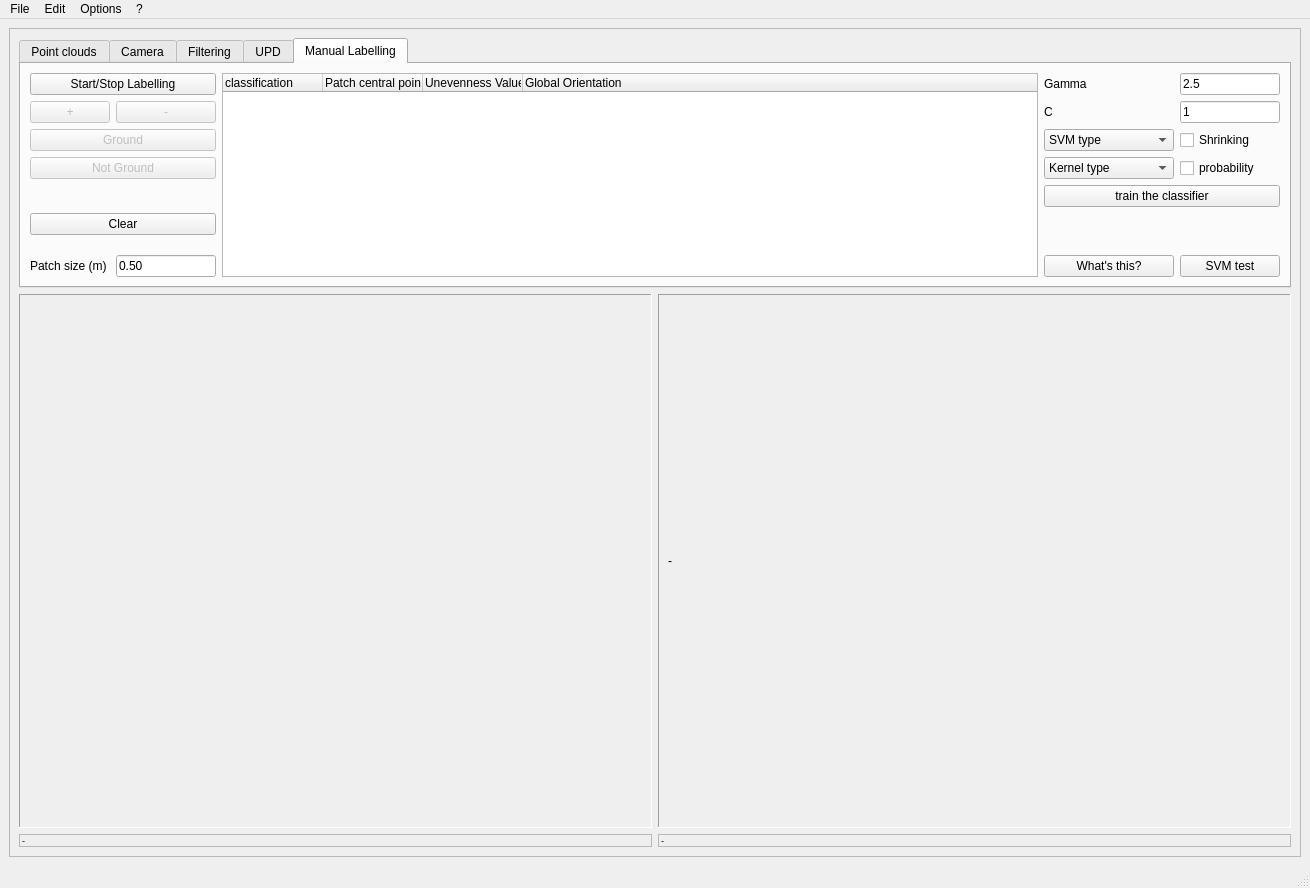
Old version of the form apps/upd_DEMO/PCL_upd_DEMO.ui in the repository bellonemauro/OpenTraversability.
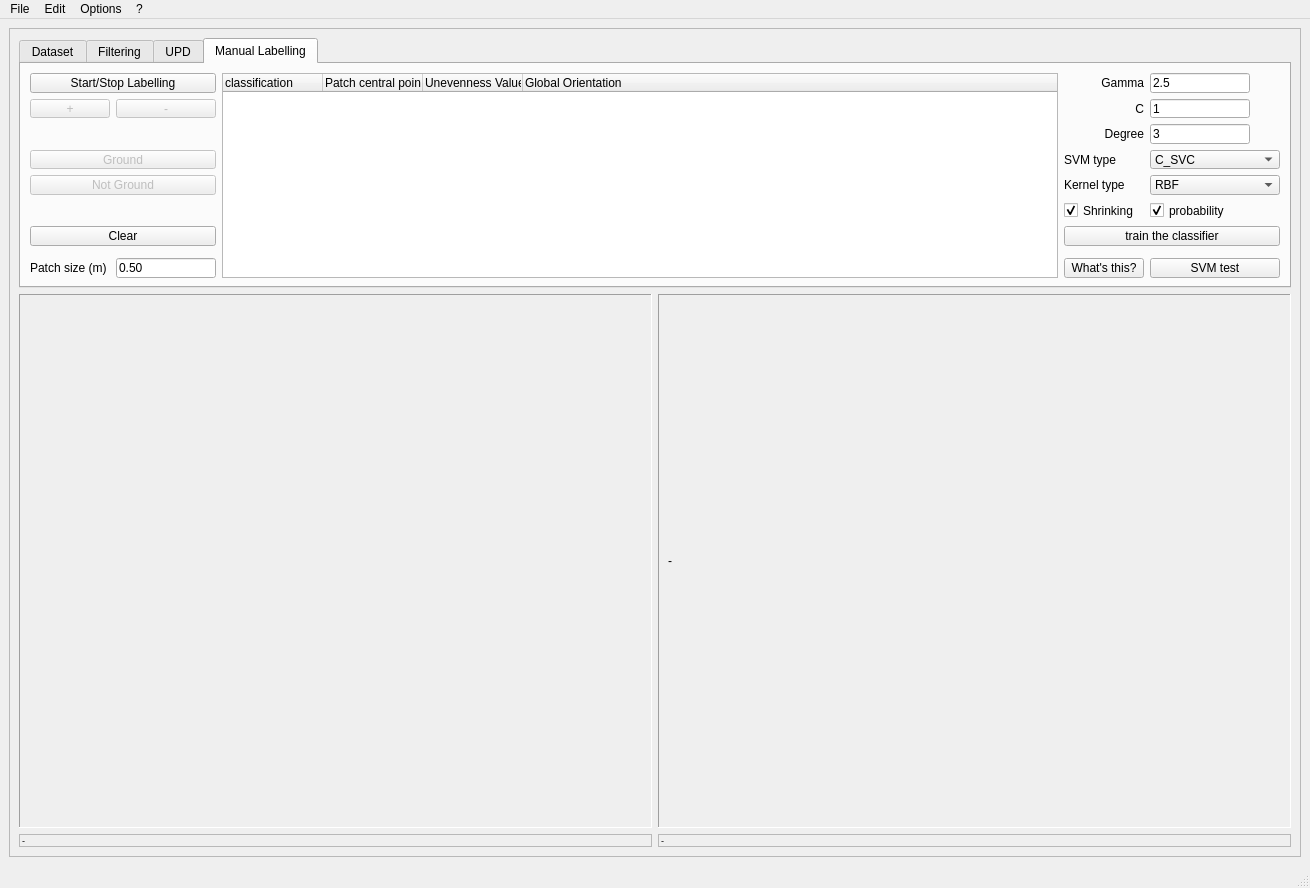
New version of the form. Icons and pictures are not drawn. Custom widgets are drawn as their Qt base class.

```diff
--- a/apps/upd_DEMO/PCL_upd_DEMO.ui
+++ b/apps/upd_DEMO/PCL_upd_DEMO.ui
@@ -165,28 +165,28 @@
              </size>
             </property>
             <property name="currentIndex">
-             <number>4</number>
+             <number>3</number>
             </property>
             <widget class="QWidget" name="PointClouds">
              <attribute name="title">
-              <string>Point clouds</string>
+              <string>Dataset</string>
              </attribute>
-             <layout class="QVBoxLayout" name="verticalLayout_4">
-              <item>
+             <layout class="QGridLayout" name="gridLayout_8">
+              <item row="1" column="1">
+               <widget class="QListWidget" name="listWidget_imageNames">
+                <property name="maximumSize">
+                 <size>
+                  <width>16777215</width>
+                  <height>16777215</height>
+                 </size>
+                </property>
+               </widget>
+              </item>
+              <item row="1" column="0">
                <widget class="QListWidget" name="listWidget_pcdNames"/>
               </item>
              </layout>
             </widget>
-            <widget class="QWidget" name="CameraImages">
-             <attribute name="title">
-              <string>Camera</string>
-             </attribute>
-             <layout class="QVBoxLayout" name="verticalLayout_5">
-              <item>
-               <widget class="QListWidget" name="listWidget_imageNames"/>
-              </item>
-             </layout>
-            </widget>
             <widget class="QWidget" name="Filtering">
              <attribute name="title">
               <string>Filtering</string>
@@ -559,6 +559,9 @@
                    <property name="text">
                     <string>z  [m]</string>
                    </property>
+                   <property name="alignment">
+                    <set>Qt::AlignRight|Qt::AlignTrailing|Qt::AlignVCenter</set>
+                   </property>
                   </widget>
                  </item>
                  <item row="0" column="2">
@@ -581,6 +584,9 @@
                    <property name="text">
                     <string>y  [m]</string>
                    </property>
+                   <property name="alignment">
+                    <set>Qt::AlignRight|Qt::AlignTrailing|Qt::AlignVCenter</set>
+                   </property>
                   </widget>
                  </item>
                  <item row="0" column="0" colspan="2">
@@ -624,6 +630,9 @@
                    <property name="text">
                     <string>x  [m]</string>
                    </property>
+                   <property name="alignment">
+                    <set>Qt::AlignRight|Qt::AlignTrailing|Qt::AlignVCenter</set>
+                   </property>
                   </widget>
                  </item>
                  <item row="3" column="2">
@@ -639,6 +648,9 @@
                    <property name="text">
                     <string>yaw  [deg]</string>
                    </property>
+                   <property name="alignment">
+                    <set>Qt::AlignRight|Qt::AlignTrailing|Qt::AlignVCenter</set>
+                   </property>
                   </widget>
                  </item>
                  <item row="2" column="4">
@@ -661,6 +673,9 @@
                    <property name="text">
                     <string>pitch [deg]</string>
                    </property>
+                   <property name="alignment">
+                    <set>Qt::AlignRight|Qt::AlignTrailing|Qt::AlignVCenter</set>
+                   </property>
                   </widget>
                  </item>
                  <item row="0" column="4">
@@ -683,6 +698,9 @@
                    <property name="text">
                     <string>roll  [deg]</string>
                    </property>
+                   <property name="alignment">
+                    <set>Qt::AlignRight|Qt::AlignTrailing|Qt::AlignVCenter</set>
+                   </property>
                   </widget>
                  </item>
                  <item row="3" column="4">
@@ -1079,7 +1097,7 @@
               <string>Manual Labelling</string>
              </attribute>
              <layout class="QGridLayout" name="gridLayout_3">
-              <item row="3" column="0" colspan="2">
+              <item row="4" column="0" colspan="2">
                <widget class="QPushButton" name="pushButton_notGround">
                 <property name="enabled">
                  <bool>false</bool>
@@ -1089,7 +1107,7 @@
                 </property>
                </widget>
               </item>
-              <item row="7" column="0">
+              <item row="8" column="0">
                <widget class="QLabel" name="label">
                 <property name="text">
                  <string>Patch size (m)</string>
@@ -1116,7 +1134,7 @@
                 </property>
                </widget>
               </item>
-              <item row="2" column="0" colspan="2">
+              <item row="3" column="0" colspan="2">
                <widget class="QPushButton" name="pushButton_ground">
                 <property name="enabled">
                  <bool>false</bool>
@@ -1126,14 +1144,21 @@
                 </property>
                </widget>
               </item>
-              <item row="7" column="4">
+              <item row="8" column="4">
                <widget class="QPushButton" name="pushButton_classify">
                 <property name="text">
                  <string>What's this?</string>
                 </property>
                </widget>
               </item>
-              <item row="5" column="0" colspan="2">
+              <item row="0" column="0" colspan="2">
+               <widget class="QPushButton" name="pushButton_start_stopLabelling">
+                <property name="text">
+                 <string>Start/Stop Labelling</string>
+                </property>
+               </widget>
+              </item>
+              <item row="6" column="0" colspan="2">
                <widget class="QPushButton" name="pushButton_clearLabelling">
                 <property name="enabled">
                  <bool>true</bool>
@@ -1143,7 +1168,7 @@
                 </property>
                </widget>
               </item>
-              <item row="0" column="3" rowspan="8">
+              <item row="0" column="3" rowspan="9">
                <widget class="QTreeWidget" name="treeWidget_classification">
                 <column>
                  <property name="text">
@@ -1167,37 +1192,23 @@
                 </column>
                </widget>
               </item>
-              <item row="0" column="0" colspan="2">
-               <widget class="QPushButton" name="pushButton_start_stopLabelling">
-                <property name="text">
-                 <string>Start/Stop Labelling</string>
-                </property>
-               </widget>
-              </item>
-              <item row="7" column="1">
-               <widget class="QLineEdit" name="lineEdit_patchSize">
-                <property name="maximumSize">
-                 <size>
-                  <width>100</width>
-                  <height>16777215</height>
-                 </size>
-                </property>
-                <property name="text">
-                 <string>0.50</string>
-                </property>
-               </widget>
-              </item>
-              <item row="7" column="5">
+              <item row="8" column="5">
                <widget class="QPushButton" name="pushButton_smvTest">
                 <property name="text">
                  <string>SVM test</string>
                 </property>
                </widget>
               </item>
-              <item row="4" column="4" colspan="2">
-               <widget class="QPushButton" name="pushButton_train">
+              <item row="8" column="1">
+               <widget class="QLineEdit" name="lineEdit_patchSize">
+                <property name="maximumSize">
+                 <size>
+                  <width>100</width>
+                  <height>16777215</height>
+                 </size>
+                </property>
                 <property name="text">
-                 <string>train the classifier</string>
+                 <string>0.50</string>
                 </property>
                </widget>
               </item>
@@ -1206,6 +1217,9 @@
                 <property name="text">
                  <string>Gamma</string>
                 </property>
+                <property name="alignment">
+                 <set>Qt::AlignRight|Qt::AlignTrailing|Qt::AlignVCenter</set>
+                </property>
                </widget>
               </item>
               <item row="0" column="5">
@@ -1221,41 +1235,80 @@
                 </property>
                </widget>
               </item>
-              <item row="1" column="5">
-               <widget class="QLineEdit" name="lineEdit_SVMc">
-                <property name="maximumSize">
-                 <size>
-                  <width>100</width>
-                  <height>16777215</height>
-                 </size>
-                </property>
-                <property name="text">
-                 <string>1</string>
-                </property>
-               </widget>
-              </item>
               <item row="1" column="4">
                <widget class="QLabel" name="label_5">
                 <property name="text">
                  <string>C</string>
                 </property>
+                <property name="alignment">
+                 <set>Qt::AlignRight|Qt::AlignTrailing|Qt::AlignVCenter</set>
+                </property>
+               </widget>
+              </item>
+              <item row="1" column="5">
+               <widget class="QLineEdit" name="lineEdit_SVMc">
+                <property name="maximumSize">
+                 <size>
+                  <width>100</width>
+                  <height>16777215</height>
+                 </size>
+                </property>
+                <property name="text">
+                 <string>1</string>
+                </property>
                </widget>
               </item>
               <item row="2" column="5">
-               <widget class="QCheckBox" name="checkBox_Shrinking">
+               <widget class="QLineEdit" name="lineEdit_SVMdegree">
+                <property name="maximumSize">
+                 <size>
+                  <width>100</width>
+                  <height>16777215</height>
+                 </size>
+                </property>
                 <property name="text">
-                 <string>Shrinking</string>
+                 <string>3</string>
                 </property>
                </widget>
               </item>
-              <item row="3" column="5">
+              <item row="2" column="4">
+               <widget class="QLabel" name="label_31">
+                <property name="text">
+                 <string>Degree</string>
+                </property>
+                <property name="alignment">
+                 <set>Qt::AlignRight|Qt::AlignTrailing|Qt::AlignVCenter</set>
+                </property>
+               </widget>
+              </item>
+              <item row="6" column="4" colspan="2">
+               <widget class="QPushButton" name="pushButton_train">
+                <property name="text">
+                 <string>train the classifier</string>
+                </property>
+               </widget>
+              </item>
+              <item row="5" column="5">
                <widget class="QCheckBox" name="checkBox_probability">
                 <property name="text">
                  <string>probability</string>
                 </property>
+                <property name="checked">
+                 <bool>true</bool>
+                </property>
                </widget>
               </item>
-              <item row="3" column="4">
+              <item row="5" column="4">
+               <widget class="QCheckBox" name="checkBox_Shrinking">
+                <property name="text">
+                 <string>Shrinking</string>
+                </property>
+                <property name="checked">
+                 <bool>true</bool>
+                </property>
+               </widget>
+              </item>
+              <item row="4" column="5">
                <widget class="QComboBox" name="comboBox_svmKernelType">
                 <property name="minimumSize">
                  <size>
@@ -1263,11 +1316,9 @@
                   <height>0</height>
                  </size>
                 </property>
-                <item>
-                 <property name="text">
-                  <string>Kernel type</string>
-                 </property>
-                </item>
+                <property name="currentIndex">
+                 <number>2</number>
+                </property>
                 <item>
                  <property name="text">
                   <string>LINEAR</string>
@@ -1295,13 +1346,8 @@
                 </item>
                </widget>
               </item>
-              <item row="2" column="4">
+              <item row="3" column="5">
                <widget class="QComboBox" name="comboBox_SVMtype">
-                <item>
-                 <property name="text">
-                  <string>SVM type</string>
-                 </property>
-                </item>
                 <item>
                  <property name="text">
                   <string>C_SVC</string>
@@ -1329,6 +1375,20 @@
                 </item>
                </widget>
               </item>
+              <item row="3" column="4">
+               <widget class="QLabel" name="label_32">
+                <property name="text">
+                 <string>SVM type</string>
+                </property>
+               </widget>
+              </item>
+              <item row="4" column="4">
+               <widget class="QLabel" name="label_33">
+                <property name="text">
+                 <string>Kernel type</string>
+                </property>
+               </widget>
+              </item>
              </layout>
             </widget>
            </widget>
@@ -1367,7 +1427,10 @@
      <addaction name="actionImages_Folder"/>
      <addaction name="separator"/>
      <addaction name="actionLoad_classifier_model"/>
+     <addaction name="actionLoad_parameters"/>
      <addaction name="actionLoad_training_data"/>
+     <addaction name="actionLoad_training_problem"/>
+     <addaction name="actionLoad_classification_problem"/>
     </widget>
     <widget class="QMenu" name="menuSave">
      <property name="title">
@@ -1379,6 +1442,8 @@
      <addaction name="separator"/>
      <addaction name="actionSave_training_set"/>
      <addaction name="actionSave_classifier_model"/>
+     <addaction name="actionSave_training_problem"/>
+     <addaction name="actionSave_parameters"/>
     </widget>
     <addaction name="menuOpen"/>
     <addaction name="menuSave"/>
@@ -1535,6 +1600,31 @@
     <string>Load training data</string>
    </property>
   </action>
+  <action name="actionSave_training_problem">
+   <property name="text">
+    <string>Save training problem</string>
+   </property>
+  </action>
+  <action name="actionSave_parameters">
+   <property name="text">
+    <string>Save parameters</string>
+   </property>
+  </action>
+  <action name="actionLoad_training_problem">
+   <property name="text">
+    <string>Load training problem</string>
+   </property>
+  </action>
+  <action name="actionLoad_classification_problem">
+   <property name="text">
+    <string>Load classification problem</string>
+   </property>
+  </action>
+  <action name="actionLoad_parameters">
+   <property name="text">
+    <string>Load parameters</string>
+   </property>
+  </action>
  </widget>
  <customwidgets>
   <customwidget>
```
